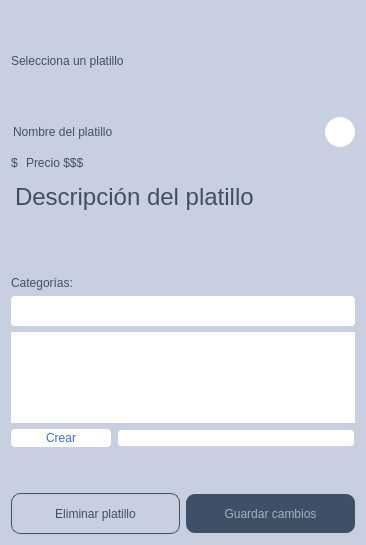
Above: appetizer-core/components-manager/crudplatillo.ui from AngelGenis/Appetizer before the change. Below: the same form after it.
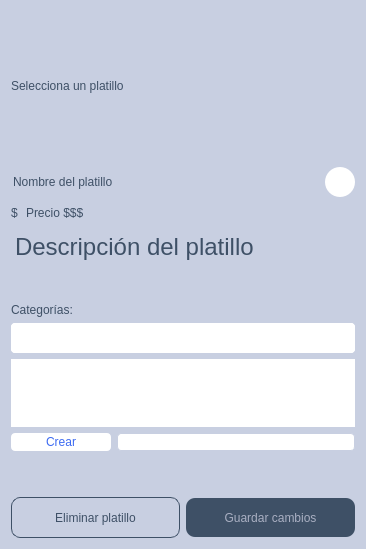
That is the form after the change. Icons and pictures are not drawn.

Patch:
```diff
--- a/appetizer-core/components-manager/crudplatillo.ui
+++ b/appetizer-core/components-manager/crudplatillo.ui
@@ -374,7 +374,7 @@
      <property name="minimumSize">
       <size>
        <width>344</width>
-       <height>100</height>
+       <height>150</height>
       </size>
      </property>
      <property name="maximumSize">
```
